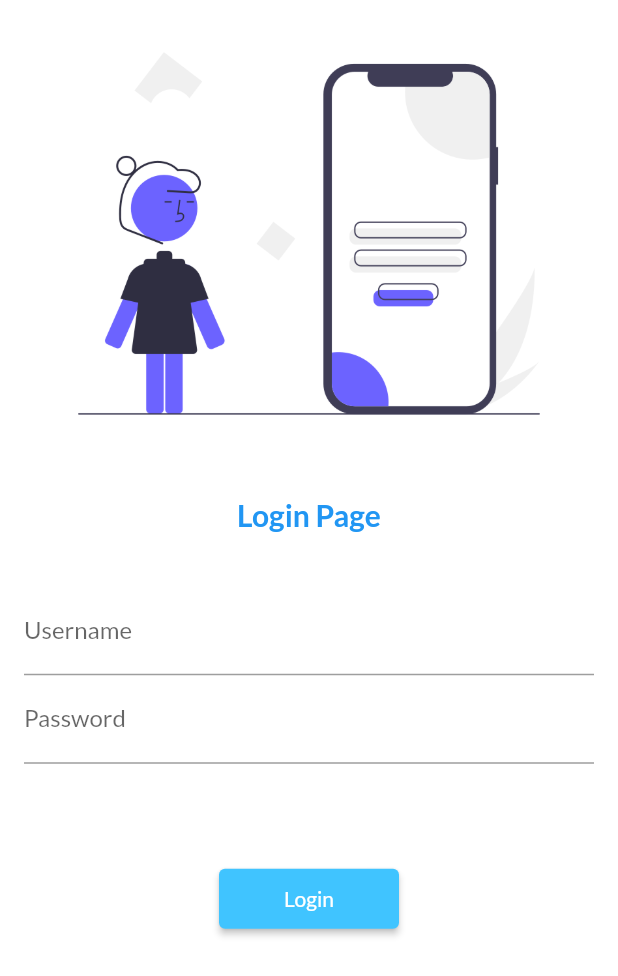
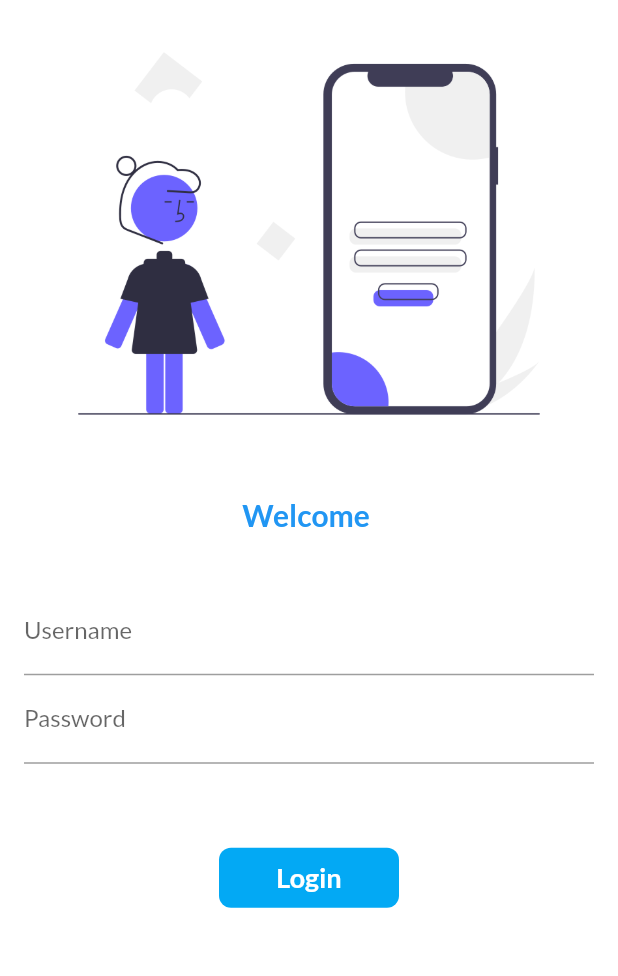
Before and after one commit to arpitdobariya/Flutter, a Flutter app: the screen it shows after launch, on a phone screen of 412 x 824 dp. Shown: the top 976 px of the screen. Run offline on Flutter 3.47's test engine with Material 2 defaults, Android fonts, the phone set to English and light mode, and no system bars; our stand-ins replace google_fonts.

Commit message:
Day 6 completed

```diff
--- a/lib/pages/login_page.dart
+++ b/lib/pages/login_page.dart
@@ -3,7 +3,15 @@ import 'package:flutter/src/foundation/key.dart';
 import 'package:flutter/src/widgets/framework.dart';
 import 'package:flutter_application_1/utils/routes.dart';
 
-class LoginPage extends StatelessWidget {
+class LoginPage extends StatefulWidget {
+  @override
+  State<LoginPage> createState() => _LoginPageState();
+}
+
+class _LoginPageState extends State<LoginPage> {
+  String name = "";
+  bool onChanged = false;
+
   @override
   Widget build(BuildContext context) {
     return Material(
@@ -19,7 +27,7 @@ class LoginPage extends StatelessWidget {
               height: 20.0,
             ),
             Text(
-              "Login Page",
+              "Welcome $name",
               style: TextStyle(
                 color: Colors.blue,
                 fontSize: 20,
@@ -38,6 +46,10 @@ class LoginPage extends StatelessWidget {
                       hintText: "Enter username",
                       labelText: "Username",
                     ),
+                    onChanged: (value) {
+                      name = value;
+                      setState(() {});
+                    },
                   ),
                   TextFormField(
                     obscureText: true,
@@ -50,18 +62,52 @@ class LoginPage extends StatelessWidget {
               ),
             ),
             SizedBox(
-              height: 50,
+              height: 40,
             ),
-            ElevatedButton(
-              onPressed: () {
+            InkWell(
+              onTap: () async {
+                setState(() {
+                  onChanged = true;
+                });
+
+                await Future.delayed(Duration(seconds: 1));
                 Navigator.pushNamed(context, MyRoute.homeRoute);
               },
-              child: Text("Login"),
-              style: TextButton.styleFrom(
-                backgroundColor: Colors.lightBlueAccent,
-                minimumSize: Size(120, 40),
+              child: AnimatedContainer(
+                duration: Duration(seconds: 1),
+                width: onChanged ? 70 : 120,
+                height: 40,
+                child: onChanged
+                    ? Icon(
+                        Icons.done,
+                        color: Colors.white,
+                      )
+                    : Text(
+                        "Login",
+                        style: TextStyle(
+                          color: Colors.white,
+                          fontSize: 18,
+                          fontWeight: FontWeight.bold,
+                        ),
+                      ),
+                decoration: BoxDecoration(
+                  color: Colors.lightBlue,
+                  borderRadius: BorderRadius.circular(8),
+                ),
+                alignment: Alignment.center,
               ),
             ),
+
+            // ElevatedButton(
+            //   onPressed: () {
+            //     Navigator.pushNamed(context, MyRoute.homeRoute);
+            //   },
+            //   child: Text("Login"),
+            //   style: TextButton.styleFrom(
+            //     backgroundColor: Colors.lightBlueAccent,
+            //     minimumSize: Size(120, 40),
+            //   ),
+            // ),
           ],
         ),
       ),
```
